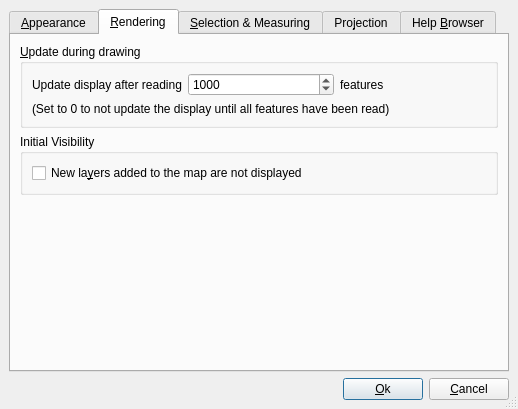
qgis/QGIS, file src/ui/qgsoptionsbase.ui: the form before one commit.
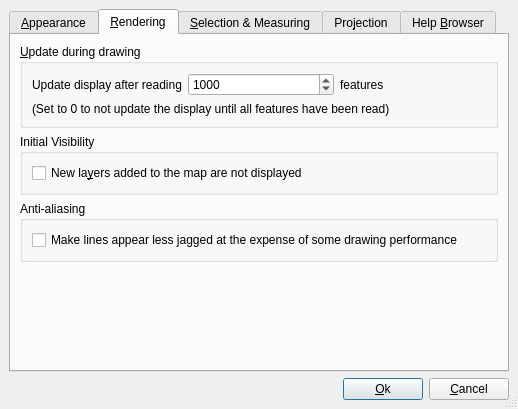
The form after the commit. The open tabs and pages were chosen to show the change. Icons and pictures are not drawn.

Commit message: Moved some options logic out of qgisapp into qgsoptions Added a checkbox for anti-aliasing (not wired in yet) Got rid of path calcs in favour of qgsapplication::foo()

Patch:
```diff
--- a/src/ui/qgsoptionsbase.ui
+++ b/src/ui/qgsoptionsbase.ui
@@ -213,6 +213,28 @@
         <number>6</number>
        </property>
        <item row="2" column="0" >
+        <widget class="QGroupBox" name="groupBox_8" >
+         <property name="title" >
+          <string>Anti-aliasing</string>
+         </property>
+         <layout class="QGridLayout" >
+          <property name="margin" >
+           <number>9</number>
+          </property>
+          <property name="spacing" >
+           <number>6</number>
+          </property>
+          <item row="0" column="0" >
+           <widget class="QCheckBox" name="chkAntiAliasing" >
+            <property name="text" >
+             <string>Make lines appear less jagged at the expense of some drawing performance</string>
+            </property>
+           </widget>
+          </item>
+         </layout>
+        </widget>
+       </item>
+       <item row="3" column="0" >
         <spacer>
          <property name="orientation" >
           <enum>Qt::Vertical</enum>
```
The commit also changes 4 other files.
